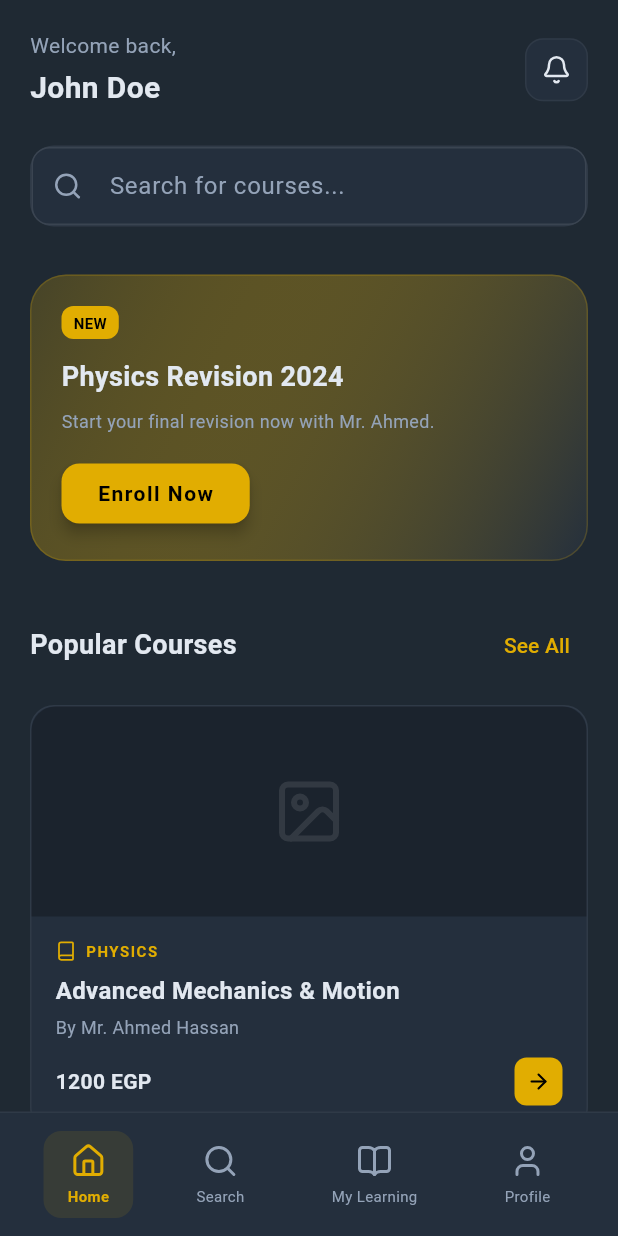
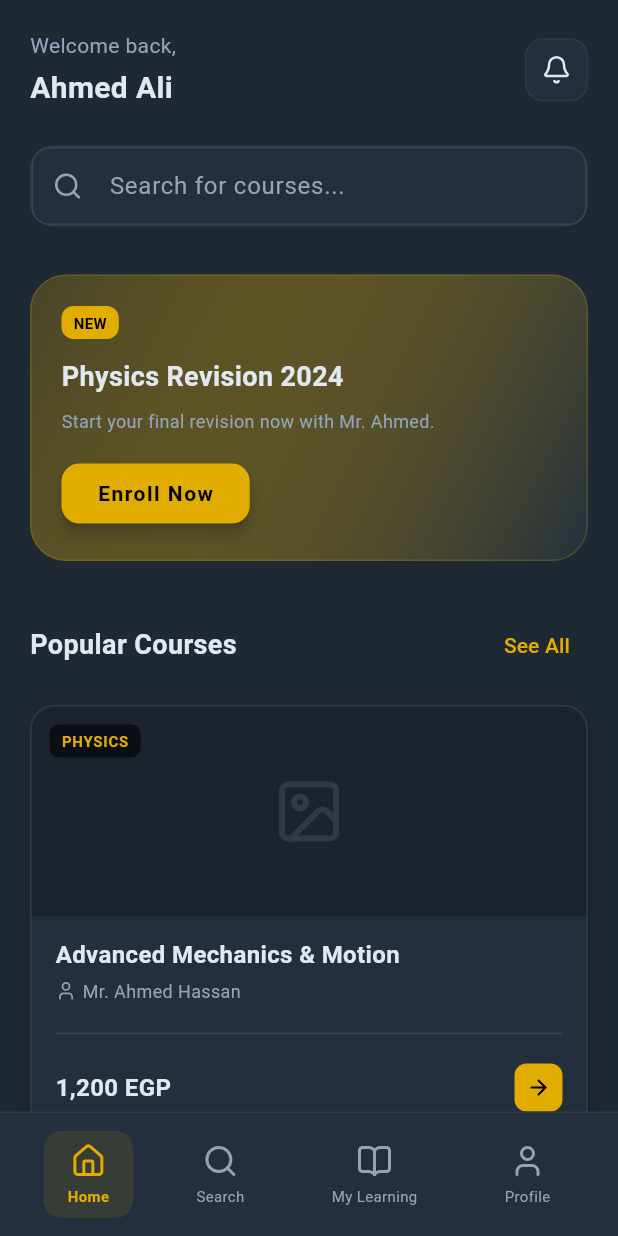
Before and after one commit to aw4788260/Flutter-pp, a Flutter app: the screen it shows after launch, after a tap on "SIGN IN", on a phone screen of 412 x 824 dp. Run offline on Flutter 3.47's test engine with Material 3 defaults, Android fonts, the phone set to English and light mode, and no system bars; our stand-ins replace firebase_core, firebase_crashlytics, google_fonts, lucide_icons; accounts and stored records are empty; generated files the repository leaves out were written again.

Commit message:
Refactor HomeScreen for dynamic courses and localization
Updated the HomeScreen to include dynamic course data and translated comments to Arabic.

```diff
--- a/lib/presentation/screens/home_screen.dart
+++ b/lib/presentation/screens/home_screen.dart
@@ -1,6 +1,9 @@
 import 'package:flutter/material.dart';
 import 'package:lucide_icons/lucide_icons.dart';
 import '../../core/constants/app_colors.dart';
+import '../../data/models/course_model.dart';
+import '../widgets/course_card.dart';
+import 'course_details_screen.dart';
 
 class HomeScreen extends StatelessWidget {
   const HomeScreen({super.key});
@@ -15,23 +18,23 @@ class HomeScreen extends StatelessWidget {
           child: Column(
             crossAxisAlignment: CrossAxisAlignment.start,
             children: [
-              // --- 1. Header (Greetings & Profile) ---
+              // --- 1. رأس الصفحة (الترحيب) ---
               Row(
                 mainAxisAlignment: MainAxisAlignment.spaceBetween,
                 children: [
                   Column(
                     crossAxisAlignment: CrossAxisAlignment.start,
-                    children: [
-                      const Text(
+                    children: const [
+                      Text(
                         "Welcome back,",
                         style: TextStyle(
                           color: AppColors.textSecondary,
                           fontSize: 14,
                         ),
                       ),
-                      const SizedBox(height: 4),
-                      const Text(
-                        "John Doe", // سيتم تغييره ديناميكياً لاحقاً
+                      SizedBox(height: 4),
+                      Text(
+                        "Ahmed Ali", // اسم الطالب
                         style: TextStyle(
                           color: AppColors.textPrimary,
                           fontSize: 20,
@@ -40,7 +43,7 @@ class HomeScreen extends StatelessWidget {
                       ),
                     ],
                   ),
-                  // Profile/Notification Icon
+                  // أيقونة الإشعارات
                   Container(
                     padding: const EdgeInsets.all(10),
                     decoration: BoxDecoration(
@@ -55,7 +58,7 @@ class HomeScreen extends StatelessWidget {
 
               const SizedBox(height: 24),
 
-              // --- 2. Search Bar ---
+              // --- 2. شريط البحث ---
               Container(
                 decoration: BoxDecoration(
                   color: AppColors.backgroundSecondary,
@@ -64,25 +67,28 @@ class HomeScreen extends StatelessWidget {
                 ),
                 child: TextField(
                   style: const TextStyle(color: AppColors.textPrimary),
-                  decoration: InputDecoration(
+                  decoration: const InputDecoration(
                     hintText: "Search for courses...",
-                    hintStyle: const TextStyle(color: AppColors.textSecondary),
-                    prefixIcon: const Icon(LucideIcons.search, color: AppColors.textSecondary, size: 20),
+                    hintStyle: TextStyle(color: AppColors.textSecondary),
+                    prefixIcon: Icon(LucideIcons.search, color: AppColors.textSecondary, size: 20),
                     border: InputBorder.none,
-                    contentPadding: const EdgeInsets.symmetric(horizontal: 16, vertical: 14),
+                    contentPadding: EdgeInsets.symmetric(horizontal: 16, vertical: 14),
                   ),
                 ),
               ),
 
               const SizedBox(height: 32),
 
-              // --- 3. Featured / Banner Section (Optional) ---
+              // --- 3. البانر الإعلاني (Banner) ---
               Container(
                 width: double.infinity,
                 padding: const EdgeInsets.all(20),
                 decoration: BoxDecoration(
                   gradient: LinearGradient(
-                    colors: [AppColors.accentYellow.withOpacity(0.2), AppColors.backgroundSecondary],
+                    colors: [
+                      AppColors.accentYellow.withOpacity(0.2),
+                      AppColors.backgroundSecondary
+                    ],
                     begin: Alignment.topLeft,
                     end: Alignment.bottomRight,
                   ),
@@ -119,7 +125,9 @@ class HomeScreen extends StatelessWidget {
                     ),
                     const SizedBox(height: 16),
                     ElevatedButton(
-                      onPressed: () {},
+                      onPressed: () {
+                        // يمكن توجيهه لكورس معين هنا
+                      },
                       style: ElevatedButton.styleFrom(
                         backgroundColor: AppColors.accentYellow,
                         foregroundColor: Colors.black,
@@ -133,7 +141,7 @@ class HomeScreen extends StatelessWidget {
 
               const SizedBox(height: 32),
 
-              // --- 4. Popular Courses Header ---
+              // --- 4. عنوان القائمة ---
               Row(
                 mainAxisAlignment: MainAxisAlignment.spaceBetween,
                 children: [
@@ -157,14 +165,25 @@ class HomeScreen extends StatelessWidget {
 
               const SizedBox(height: 16),
 
-              // --- 5. Course List (Vertical for now) ---
-              // سنستخدم ListView لعرض الكورسات (Mock Data)
+              // --- 5. قائمة الكورسات (Dynamic List) ---
               ListView.builder(
                 shrinkWrap: true,
-                physics: const NeverScrollableScrollPhysics(),
-                itemCount: 3, // عدد وهمي
+                physics: const NeverScrollableScrollPhysics(), // لأن الصفحة كلها scrollable
+                itemCount: dummyCourses.length,
                 itemBuilder: (context, index) {
-                  return _buildCourseCard();
+                  final course = dummyCourses[index];
+                  return CourseCard(
+                    course: course,
+                    onTap: () {
+                      // ✅ الانتقال لشاشة التفاصيل عند الضغط
+                      Navigator.push(
+                        context,
+                        MaterialPageRoute(
+                          builder: (context) => const CourseDetailsScreen(),
+                        ),
+                      );
+                    },
+                  );
                 },
               ),
             ],
@@ -173,88 +192,4 @@ class HomeScreen extends StatelessWidget {
       ),
     );
   }
-
-  // مكون بطاقة الكورس (Course Card Widget)
-  Widget _buildCourseCard() {
-    return Container(
-      margin: const EdgeInsets.only(bottom: 16),
-      decoration: BoxDecoration(
-        color: AppColors.backgroundSecondary,
-        borderRadius: BorderRadius.circular(16),
-        border: Border.all(color: Colors.white.withOpacity(0.05)),
-      ),
-      child: Column(
-        crossAxisAlignment: CrossAxisAlignment.start,
-        children: [
-          // Image Placeholder
-          Container(
-            height: 140,
-            decoration: const BoxDecoration(
-              color: Colors.black26,
-              borderRadius: BorderRadius.vertical(top: Radius.circular(16)),
-            ),
-            child: const Center(
-              child: Icon(LucideIcons.image, color: Colors.white10, size: 48),
-            ),
-          ),
-
-          Padding(
-            padding: const EdgeInsets.all(16.0),
-            child: Column(
-              crossAxisAlignment: CrossAxisAlignment.start,
-              children: [
-                Row(
-                  children: [
-                    const Icon(LucideIcons.book, size: 14, color: AppColors.accentYellow),
-                    const SizedBox(width: 6),
-                    Text(
-                      "PHYSICS",
-                      style: TextStyle(
-                        color: AppColors.accentYellow,
-                        fontSize: 10,
-                        fontWeight: FontWeight.bold,
-                        letterSpacing: 1.0,
-                      ),
-                    ),
-                  ],
-                ),
-                const SizedBox(height: 8),
-                const Text(
-                  "Advanced Mechanics & Motion",
-                  style: TextStyle(
-                    color: AppColors.textPrimary,
-                    fontSize: 16,
-                    fontWeight: FontWeight.bold,
-                  ),
-                ),
-                const SizedBox(height: 4),
-                const Text(
-                  "By Mr. Ahmed Hassan",
-                  style: TextStyle(color: AppColors.textSecondary, fontSize: 12),
-                ),
-                const SizedBox(height: 12),
-                Row(
-                  mainAxisAlignment: MainAxisAlignment.spaceBetween,
-                  children: [
-                    const Text(
-                      "1200 EGP",
-                      style: TextStyle(color: AppColors.textPrimary, fontWeight: FontWeight.bold),
-                    ),
-                    Container(
-                      padding: const EdgeInsets.all(8),
-                      decoration: BoxDecoration(
-                        color: AppColors.accentYellow,
-                        borderRadius: BorderRadius.circular(8),
-                      ),
-                      child: const Icon(LucideIcons.arrowRight, size: 16, color: Colors.black),
-                    ),
-                  ],
-                ),
-              ],
-            ),
-          ),
-        ],
-      ),
-    );
-  }
 }
```
